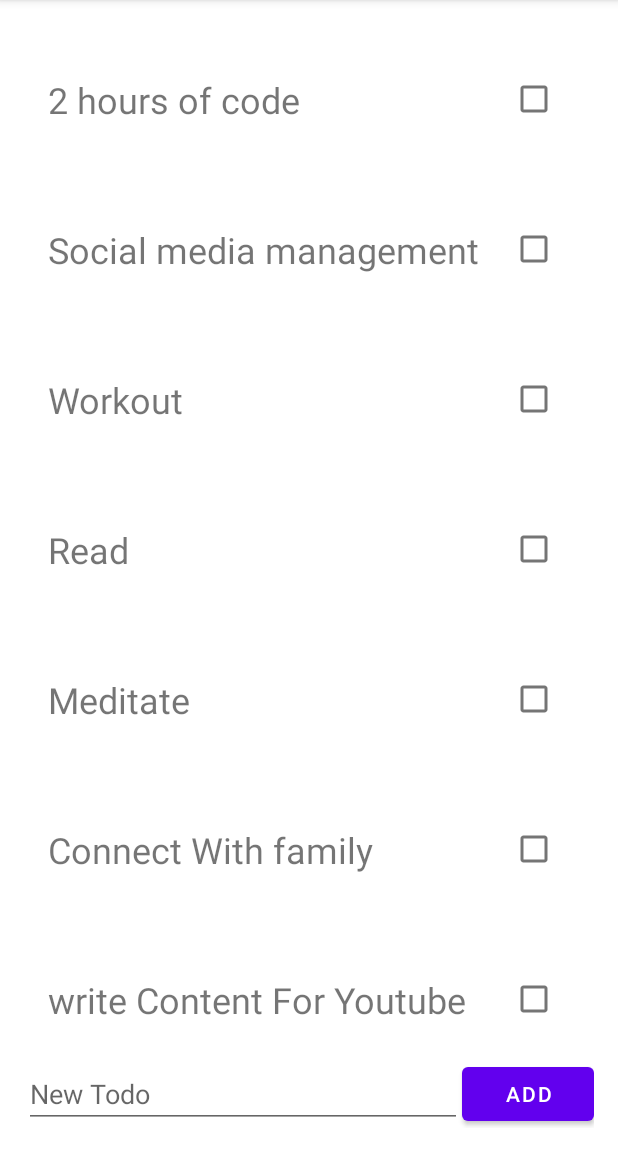
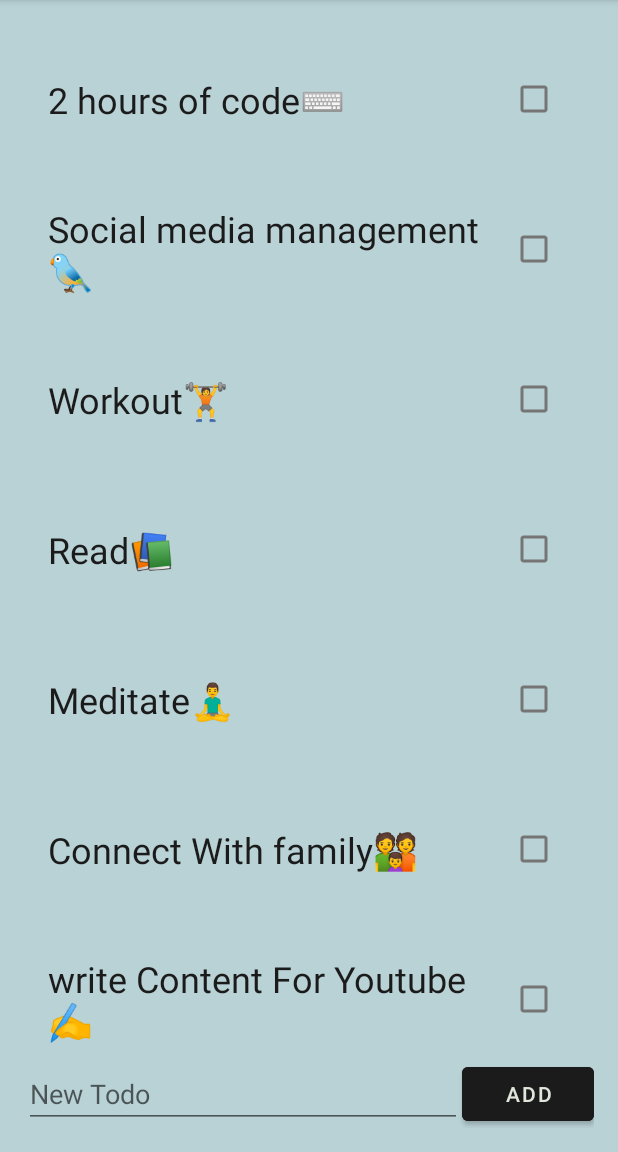
Before and after one commit to HassanZz817/TodoList-alpha, an Android app: the MainActivity screen opened directly, with no data from a screen before it, on a phone screen of 412 x 824 dp, the part 84-1236 px from its top. Run offline under Robolectric (Android 15) with nearby library versions, the phone set to English and light mode, and no system bars.

Commit message:
final touches

```diff
--- a/app/src/main/java/com/example/recyclerview/MainActivity.kt
+++ b/app/src/main/java/com/example/recyclerview/MainActivity.kt
@@ -15,14 +15,14 @@ class MainActivity : AppCompatActivity() {
         setContentView(binding.root)
 
         var todoList = mutableListOf(
-            Todo("2 hours of code", false),
-            Todo("Social media management",false),
-            Todo("Workout",false),
-            Todo("Read",false),
-            Todo("Meditate",false),
-            Todo("Connect With family",false),
-            Todo("write Content For Youtube",false),
-            Todo("make Online Business with Hussam",false)
+            Todo("2 hours of code⌨️", false),
+            Todo("Social media management\uD83D\uDC26",false),
+            Todo("Workout\uD83C\uDFCB",false),
+            Todo("Read\uD83D\uDCDA",false),
+            Todo("Meditate\uD83E\uDDD8\u200D♂️",false),
+            Todo("Connect With family\uD83D\uDC6A",false),
+            Todo("write Content For Youtube✍️",false),
+            Todo("make Online Business with Hussam\uD83E\uDDD1\u200D\uD83D\uDCBC",false)
         )
         val adapter = ToDoAdapter(todoList)
         rvTodos.adapter = adapter
--- a/app/src/main/res/layout/activity_main.xml
+++ b/app/src/main/res/layout/activity_main.xml
@@ -4,6 +4,7 @@
     xmlns:tools="http://schemas.android.com/tools"
     android:layout_width="match_parent"
     android:layout_height="match_parent"
+    android:background="@color/backgourndBlue"
     android:padding="16dp"
     tools:context=".MainActivity">
 
@@ -12,6 +13,8 @@
         android:id="@+id/rvTodos"
         android:layout_width="match_parent"
         android:layout_height="0dp"
+        android:backgroundTint="@color/black"
+
         app:layout_constraintBottom_toTopOf="@+id/etTodo"
         app:layout_constraintEnd_toEndOf="parent"
         app:layout_constraintStart_toStartOf="parent"
@@ -22,6 +25,7 @@
         android:layout_width="0dp"
         android:layout_height="wrap_content"
         android:hint="@string/new_todo"
+        android:textColor="@color/black"
         app:layout_constraintBottom_toBottomOf="parent"
         app:layout_constraintEnd_toStartOf="@+id/btnAddTodo"
         app:layout_constraintStart_toStartOf="parent" />
@@ -31,6 +35,8 @@
         android:layout_width="wrap_content"
         android:layout_height="wrap_content"
         android:text="@string/add"
+        android:textColor="@color/white"
+        android:backgroundTint="@color/black"
         app:layout_constraintBottom_toBottomOf="parent"
         app:layout_constraintEnd_toEndOf="parent"
         app:layout_constraintTop_toBottomOf="@+id/rvTodos" />
--- a/app/src/main/res/layout/item_todo.xml
+++ b/app/src/main/res/layout/item_todo.xml
@@ -11,6 +11,7 @@
         android:layout_width="0dp"
         android:layout_height="wrap_content"
         android:text="title"
+        android:textColor="@color/black"
         android:textSize="24sp"
         app:layout_constraintBottom_toBottomOf="parent"
         app:layout_constraintEnd_toStartOf="@+id/cpDone"
--- a/app/src/main/res/values/colors.xml
+++ b/app/src/main/res/values/colors.xml
@@ -5,6 +5,7 @@
     <color name="purple_700">#FF3700B3</color>
     <color name="teal_200">#FF03DAC5</color>
     <color name="teal_700">#FF018786</color>
-    <color name="black">#FF000000</color>
-    <color name="white">#FFFFFFFF</color>
+    <color name="black">#1B1B1B</color>
+    <color name="white">#DFE6DA </color>
+    <color name="backgourndBlue">#B9D2D6</color>
 </resources>
```
